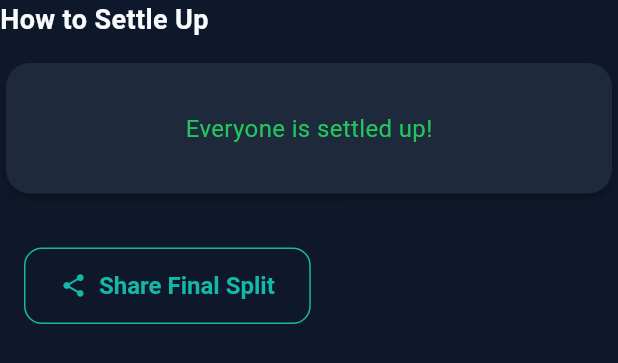
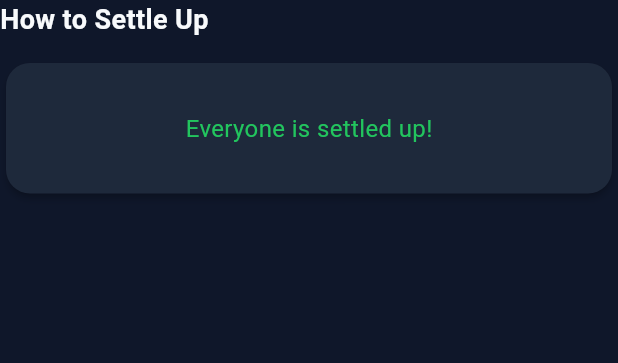
Before and after one commit to faisalsplaybook/split_frens, a Flutter app: the SettlementPreviewSection widget shown alone on an empty page, opened directly with empty values, on a phone screen of 412 x 824 dp. Shown: the top 363 px of the screen. Run offline on Flutter 3.47's test engine with Material 3 defaults, Android fonts, the phone set to English and light mode, and no system bars; our stand-ins replace dio, flutter_riverpod, go_router, hive_flutter, share_plus, shared_preferences; accounts and stored records are empty.

Commit message:
feat: remove share final split button from split results screen

```diff
--- a/lib/features/hangouts/presentation/widgets/settlement_preview_section.dart
+++ b/lib/features/hangouts/presentation/widgets/settlement_preview_section.dart
@@ -1,8 +1,5 @@
 import 'package:flutter/material.dart';
-import 'package:share_plus/share_plus.dart';
-
 import '../../../../core/utils/money_formatter.dart';
-import '../../../../core/utils/summary_generator.dart';
 import '../../data/models/expense_model.dart';
 import '../../data/models/hangout_model.dart';
 import '../../data/models/person_model.dart';
@@ -129,45 +126,6 @@ class SettlementPreviewSection extends StatelessWidget {
             );
           }),
 
-        const SizedBox(height: 32),
-
-        // Share Final Split button
-        Padding(
-          padding: const EdgeInsets.symmetric(horizontal: 16.0),
-          child: OutlinedButton.icon(
-            onPressed: () {
-              if (hangout.expenseIds.isEmpty) {
-                ScaffoldMessenger.of(context).showSnackBar(
-                  const SnackBar(
-                    content: Text('Add expenses before sharing a summary.'),
-                  ),
-                );
-                return;
-              }
-
-              final hangoutPeople = allPeople
-                  .where((p) => hangout.participantIds.contains(p.id))
-                  .toList();
-              final hangoutExpenses = allExpenses
-                  .where((e) => hangout.expenseIds.contains(e.id))
-                  .toList();
-
-              final summary = SummaryGenerator.generateSummary(
-                hangout: hangout,
-                expenses: hangoutExpenses,
-                people: hangoutPeople,
-                settlements: settlements,
-                totalExpense: totalSpent,
-                calculator: calculator,
-              );
-
-              // ignore: deprecated_member_use
-              Share.share(summary);
-            },
-            icon: const Icon(Icons.share),
-            label: const Text('Share Final Split'),
-          ),
-        ),
       ],
     );
   }
```
